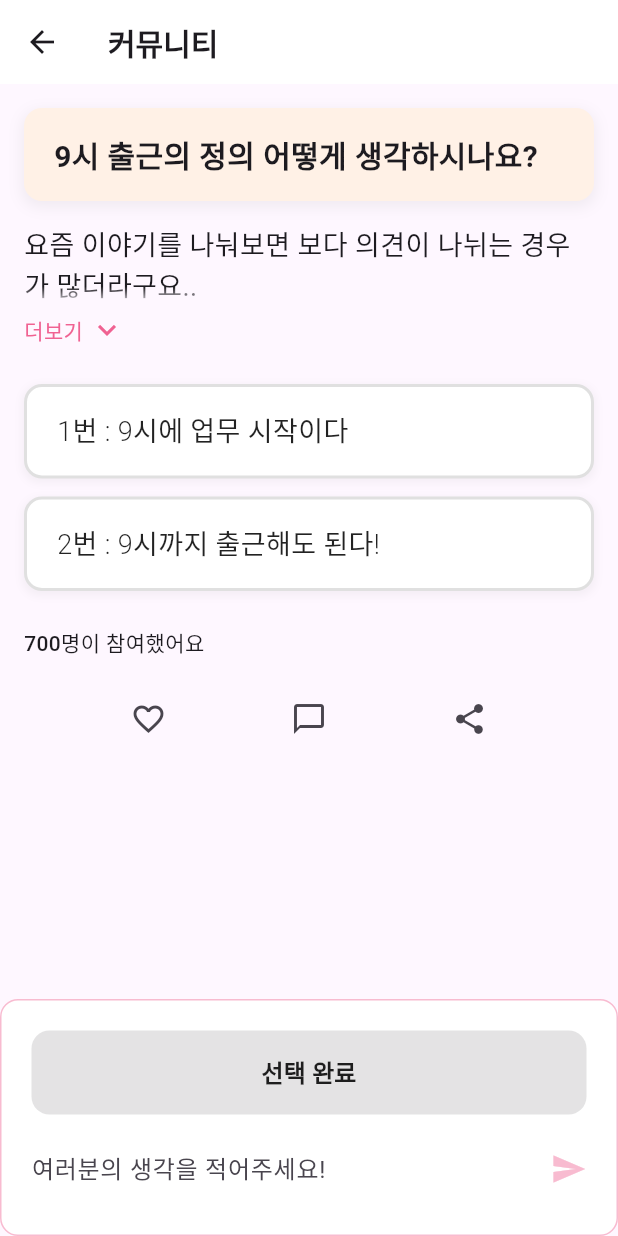
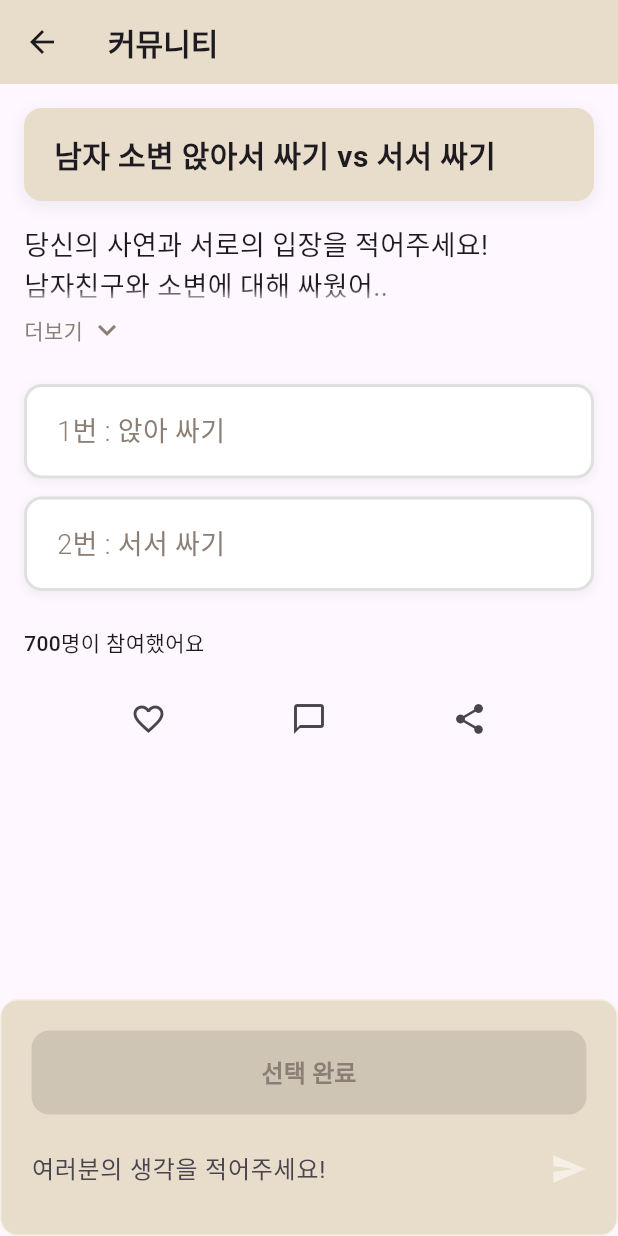
Before and after one commit to HWMV/LoveGot, a Flutter app: the BalanceGameScreen screen opened directly, on a phone screen of 412 x 824 dp. Run offline on Flutter 3.47's test engine with Material 3 defaults, Android fonts, the phone set to English and light mode, and no system bars; our stand-ins replace cloud_firestore, firebase_auth, firebase_core; accounts and stored records are empty; generated files the repository leaves out were written again; Roboto replaces fonts that are missing (Epilogue, Pretendard).

Commit message:
Color, text modyfied

```diff
--- a/frontend/lib/features/agent/screens/agent_chat_screen.dart
+++ b/frontend/lib/features/agent/screens/agent_chat_screen.dart
@@ -12,7 +12,7 @@ class _AgentChatScreenState extends State<AgentChatScreen> {
   static const Color primaryBeigeColor = Color(0xFFF5EFE6); // 밝은 베이지 (배경색)
   static const Color secondaryBeigeColor = Color(0xFFE8DCCA); // 중간 베이지 (섹션 배경)
   static const Color accentBeigeColor = Color(0xFFD4C2A8); // 진한 베이지 (액센트)
-  static const Color brownColor = Color(0xFF8B7E74); // 갈색 (포인트 색상)
+  static const Color brownColor = Color(0xFF8B7E74); // 갈색 (포인트, 텍스트 색상)
   static const Color lightWarmBeigeColor =
       Color(0xFFF7E6D5); // 따뜻한 연한 베이지 (사용자 메시지)
   static const Color lightCoolBeigeColor = Color(0xFFECE8E1); // 차가운 연한 베이지
@@ -27,7 +27,7 @@ class _AgentChatScreenState extends State<AgentChatScreen> {
     messages = [
       _ChatMessage(
         sender: '상황',
-        text: '남자친구가 동창회에서 첫사랑과 뽀뽀를 하는 장면을 내가 목격함.',
+        text: '남자친구가 동창회에서 첫사랑에게 뽀뽀를 받는 모습을 봤어',
         isSituation: true,
       ),
       _ChatMessage(
--- a/frontend/lib/features/balance_game/screens/balance_game_screen.dart
+++ b/frontend/lib/features/balance_game/screens/balance_game_screen.dart
@@ -41,7 +41,7 @@ class _BalanceGameScreenState extends State<BalanceGameScreen> {
               child: Container(
                 height: 40,
                 decoration: const BoxDecoration(
-                  color: Color(0xFFD6D6D6),
+                  color: Color(0xFF8B7E74),
                   borderRadius: BorderRadius.only(
                     topLeft: Radius.circular(20),
                     bottomLeft: Radius.circular(20),
@@ -87,7 +87,7 @@ class _BalanceGameScreenState extends State<BalanceGameScreen> {
           width: double.infinity,
           padding: const EdgeInsets.all(20),
           decoration: BoxDecoration(
-            color: const Color(0xFFE0F2FF),
+            color: const Color(0xFFF5EFE6),
             borderRadius: BorderRadius.circular(16),
             boxShadow: [
               BoxShadow(
@@ -112,7 +112,7 @@ class _BalanceGameScreenState extends State<BalanceGameScreen> {
           width: double.infinity,
           padding: const EdgeInsets.all(20),
           decoration: BoxDecoration(
-            color: const Color(0xFFFFE0EB),
+            color: const Color(0xFFF5EFE6),
             borderRadius: BorderRadius.circular(16),
             boxShadow: [
               BoxShadow(
@@ -167,7 +167,7 @@ class _BalanceGameScreenState extends State<BalanceGameScreen> {
               fontWeight: FontWeight.bold,
             ),
           ),
-          backgroundColor: Colors.white,
+          backgroundColor: Color(0xFFE8DCCA),
           elevation: 0,
         ),
         body: SafeArea(
@@ -182,7 +182,7 @@ class _BalanceGameScreenState extends State<BalanceGameScreen> {
                     padding: const EdgeInsets.symmetric(
                         vertical: 16, horizontal: 20),
                     decoration: BoxDecoration(
-                      color: const Color(0xFFFFF1E6),
+                      color: const Color(0xFFE8DCCA),
                       borderRadius: BorderRadius.circular(12),
                       boxShadow: [
                         BoxShadow(
@@ -194,7 +194,7 @@ class _BalanceGameScreenState extends State<BalanceGameScreen> {
                       ],
                     ),
                     child: const Text(
-                      '9시 출근의 정의 어떻게 생각하시나요?',
+                      '남자 소변 앉아서 싸기 vs 서서 싸기',
                       style: TextStyle(
                         fontSize: 20,
                         fontFamily: 'Pretendard',
@@ -204,18 +204,19 @@ class _BalanceGameScreenState extends State<BalanceGameScreen> {
                   ),
                   const SizedBox(height: 16),
                   ExpandableStoryBox(
-                    text:
-                        '요즘 이야기를 나눠보면 보다 의견이 나뉘는 경우가 많더라구요.. \n여러분은 어떤 의견이신지 궁금해서 질문 남겨보아요~~!\n직장인분들이라면 공감하실 거라 생각합니다!',
+                    text: """당신의 사연과 서로의 입장을 적어주세요!\n남자친구와 소변에 대해 싸웠어..
+                    \n화장실 2개 있는 집으로 이사해서 각자\n화장실을 쓰자고 하는데 자금이 그 정도 여유는 되지 않아..
+                    \n어떻게 생각해? """,
                   ),
                   const SizedBox(height: 24),
                   if (!_showResult) ...[
                     _buildOptionButton(
-                      text: '1번 : 9시에 업무 시작이다',
+                      text: '1번 : 앉아 싸기',
                       option: 1,
                     ),
                     const SizedBox(height: 12),
                     _buildOptionButton(
-                      text: '2번 : 9시까지 출근해도 된다!',
+                      text: '2번 : 서서 싸기',
                       option: 2,
                     ),
                     const SizedBox(height: 24),
@@ -259,9 +260,9 @@ class _BalanceGameScreenState extends State<BalanceGameScreen> {
           width: double.infinity,
           padding: const EdgeInsets.all(20),
           decoration: BoxDecoration(
-            border: Border.all(color: Colors.pink[100]!),
+            border: Border.all(color: Color(0xFFF5EFE6)),
             borderRadius: BorderRadius.circular(12),
-            color: Colors.white,
+            color: Color(0xFFE8DCCA),
           ),
           child: Column(
             mainAxisSize: MainAxisSize.min,
@@ -275,7 +276,7 @@ class _BalanceGameScreenState extends State<BalanceGameScreen> {
                       }
                     : null,
                 style: ElevatedButton.styleFrom(
-                  backgroundColor: Colors.pink[100],
+                  backgroundColor: Color(0xFFE8DCCA),
                   padding: const EdgeInsets.symmetric(
                     horizontal: 32,
                     vertical: 16,
@@ -293,7 +294,7 @@ class _BalanceGameScreenState extends State<BalanceGameScreen> {
                         fontSize: 16,
                         fontFamily: 'Pretendard',
                         fontWeight: FontWeight.w600,
-                        color: Colors.black87,
+                        color: Color(0xFF8B7E74),
                       ),
                     ),
                   ),
@@ -310,7 +311,7 @@ class _BalanceGameScreenState extends State<BalanceGameScreen> {
                       ),
                     ),
                   ),
-                  Icon(Icons.send, color: Colors.pink[100]),
+                  Icon(Icons.send, color: Color(0xFFF5EFE6)),
                 ],
               ),
             ],
@@ -336,10 +337,10 @@ class _BalanceGameScreenState extends State<BalanceGameScreen> {
         width: double.infinity,
         padding: const EdgeInsets.symmetric(vertical: 16, horizontal: 20),
         decoration: BoxDecoration(
-          color: isSelected ? Colors.pink[50] : Colors.white,
+          color: isSelected ? Color(0xFFF5EFE6) : Colors.white,
           borderRadius: BorderRadius.circular(12),
           border: Border.all(
-            color: isSelected ? Colors.pink[200]! : Colors.grey[300]!,
+            color: isSelected ? Color(0xFFE8DCCA) : Colors.grey[300]!,
             width: 2,
           ),
           boxShadow: [
@@ -357,7 +358,7 @@ class _BalanceGameScreenState extends State<BalanceGameScreen> {
             fontSize: 18,
             fontFamily: 'Pretendard',
             fontWeight: FontWeight.w300,
-            color: isSelected ? Colors.pink[900] : Colors.black87,
+            color: isSelected ? Color(0xFF8B7E74) : Color(0xFF8B7E74),
           ),
         ),
       ),
@@ -415,7 +416,7 @@ class _ExpandableStoryBoxState extends State<ExpandableStoryBox>
                     fontSize: 14,
                     fontFamily: 'Pretendard',
                     fontWeight: FontWeight.w500,
-                    color: Colors.pink[300],
+                    color: Color(0xFF8B7E74),
                   ),
                 ),
                 const SizedBox(width: 4),
@@ -423,7 +424,7 @@ class _ExpandableStoryBoxState extends State<ExpandableStoryBox>
                   _expanded
                       ? Icons.keyboard_arrow_up
                       : Icons.keyboard_arrow_down,
-                  color: Colors.pink[300],
+                  color: Color(0xFF8B7E74),
                 ),
               ],
             ),
--- a/frontend/lib/features/balance_game/widgets/balance_question_view.dart
+++ b/frontend/lib/features/balance_game/widgets/balance_question_view.dart
@@ -14,7 +14,7 @@ class BalanceQuestionView extends StatelessWidget {
       crossAxisAlignment: CrossAxisAlignment.start,
       children: [
         const Text(
-          '9시 출근의 정의 어떻게 생각하시나요?',
+          '남자 소변 앉아서 싸기 vs 서서 싸기',
           style: TextStyle(
             fontSize: 20,
             fontFamily: 'Pretendard',
@@ -23,7 +23,7 @@ class BalanceQuestionView extends StatelessWidget {
         ),
         const SizedBox(height: 16),
         const Text(
-          '여러분은 어떤 의견이신지 궁금해서 질문 남겨보아요~~!\n직장인분들이라면 공감하실 거라 생각합니다!',
+          '당신의 사연과 서로의 입장을 적어주세요!\n많은 커플들의 생각을 들어보아요!',
           style: TextStyle(
             fontSize: 18,
             fontFamily: 'Pretendard',
@@ -32,12 +32,12 @@ class BalanceQuestionView extends StatelessWidget {
         ),
         const SizedBox(height: 24),
         _buildOptionButton(
-          text: '1번 : 9시에 업무 시작이다',
+          text: '1번 : 앉아서 싸기',
           option: 1,
         ),
         const SizedBox(height: 12),
         _buildOptionButton(
-          text: '2번 : 9시까지 출근해도 된다!',
+          text: '2번 : 서서 싸기',
           option: 2,
         ),
         const SizedBox(height: 24),
```
Also changed, not shown: frontend/lib/features/positive_talk/screens/positive_talk_screen.dart (+6 -6 lines), frontend/lib/features/positive_talk/screens/situation_selection_screen.dart (+5 -5 lines), frontend/lib/features/positive_talk/screens/training_screen.dart (+7 -7 lines), 1 other file.
